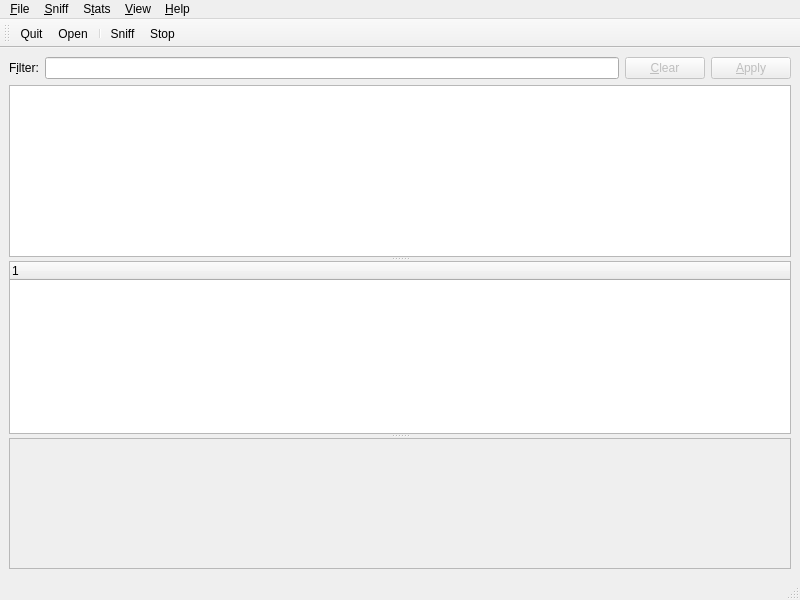
First picture: the form in hungry-sniffer/sniff_window.ui, repository arthurzam/hungry-sniffer, before the edit.
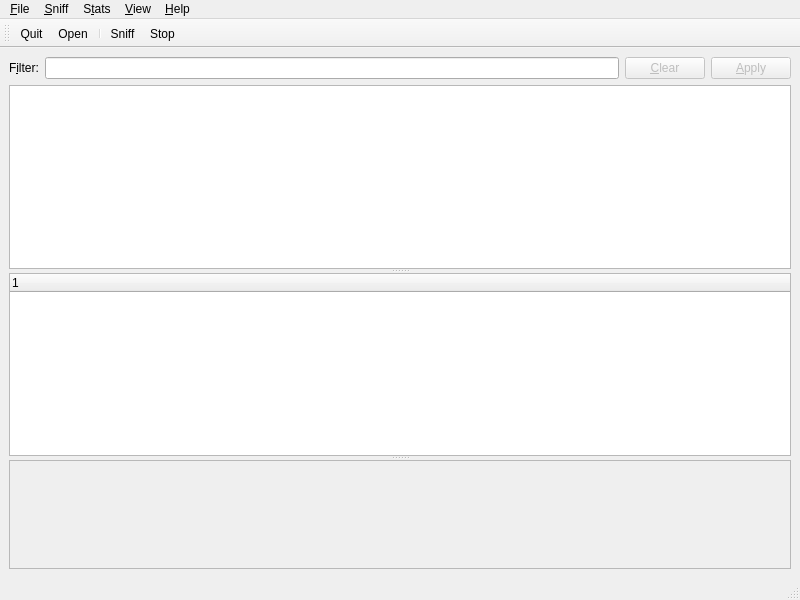
Second picture: the form after the edit. Icons and pictures are not drawn. Custom widgets are drawn as their Qt base class.

Patch:
```diff
--- a/hungry-sniffer/sniff_window.ui
+++ b/hungry-sniffer/sniff_window.ui
@@ -89,12 +89,6 @@
        </column>
       </widget>
       <widget class="QHexEdit" name="hexEdit">
-       <property name="font">
-        <font>
-         <family>Sans</family>
-         <pointsize>10</pointsize>
-        </font>
-       </property>
        <property name="toolTip">
         <string>Hex View of Packet</string>
        </property>
```
Left out of the diff: 3 changed lines with no effect on the pictures.
